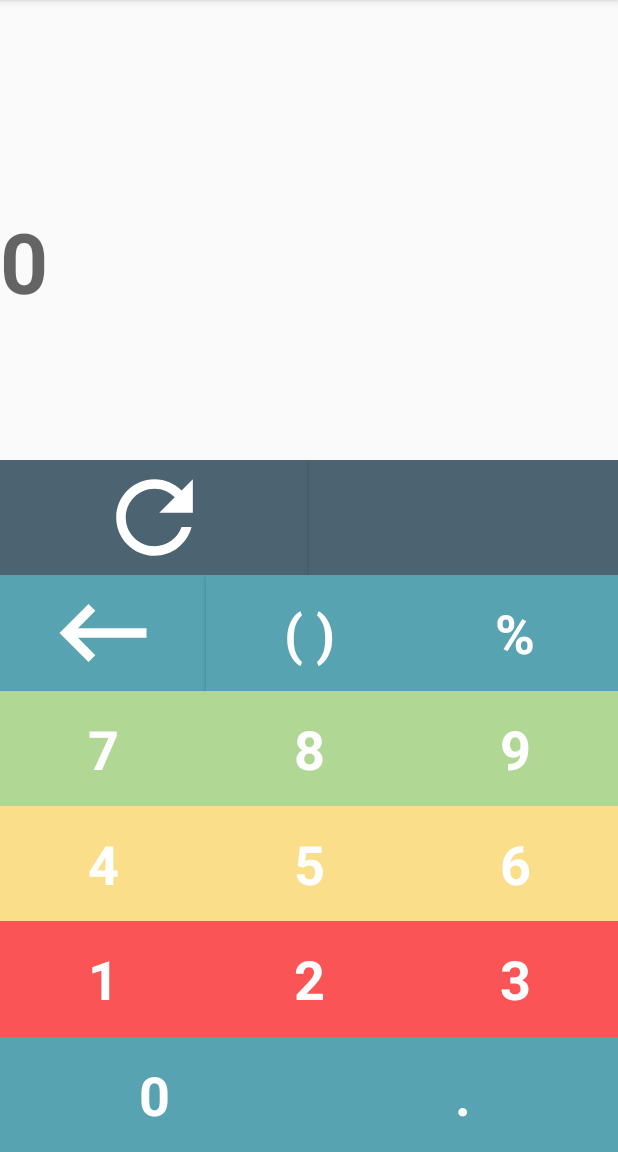
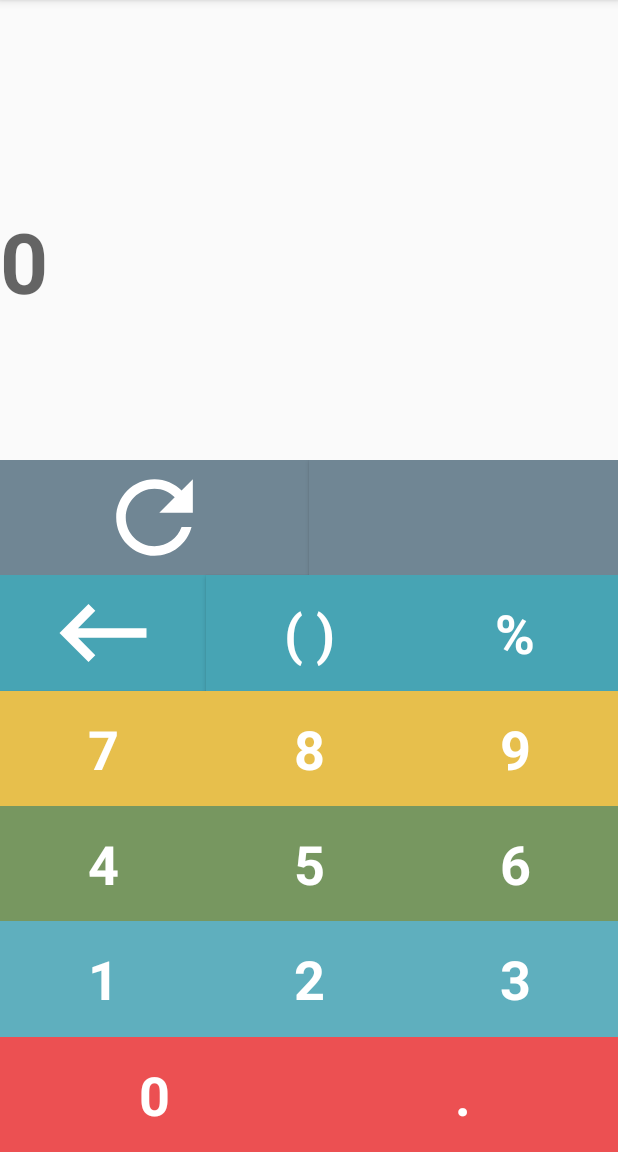
Before and after one commit to kruemelnerd/curcal, an Android app: the screen it shows after launch (MainActivity), on a phone screen of 412 x 824 dp, the part 84-1236 px from its top. Run offline under Robolectric (Android 15) with nearby library versions, the phone set to English and light mode, and no system bars.

Commit message:
change Colors of the Calculator

```diff
--- a/app/src/main/res/values/colors.xml
+++ b/app/src/main/res/values/colors.xml
@@ -4,10 +4,10 @@
     <color name="colorPrimaryDark">#303F9F</color>
     <color name="colorAccent">#FF4081</color>
 
-    <color name="colorKeypadFirstRow">#4c6371</color>
-    <color name="colorKeypadSecondRow">#57a3b1</color>
-    <color name="colorKeypadThirdRow">#b0d794</color>
-    <color name="colorKeypadFourthRow">#fade8a</color>
-    <color name="colorKeypadFivedRow">#fa5456</color>
-    <color name="colorKeypadSixedRow">#57a3b1</color>
+    <color name="colorKeypadFirstRow">#708694</color> <!--#4c6371 -->
+    <color name="colorKeypadSecondRow">#47a4b4</color> <!-- #57a3b1 -->
+    <color name="colorKeypadThirdRow">#e7bf4c</color> <!-- #4c6371 -->
+    <color name="colorKeypadFourthRow">#779760</color> <!-- #b0d794 -->
+    <color name="colorKeypadFivedRow">#5fafbe</color> <!-- #57a3b1 -->
+    <color name="colorKeypadSixedRow">#ec5052</color> <!-- #fa5456 -->
 </resources>
```
